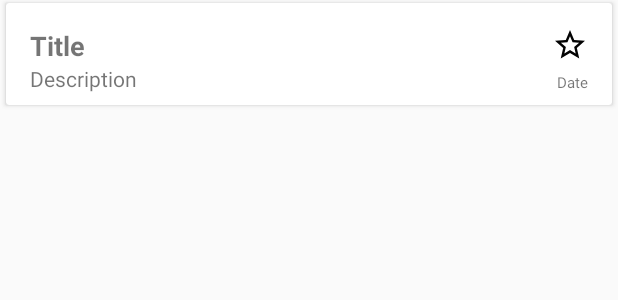
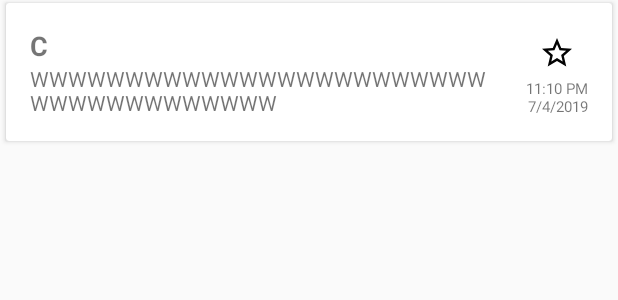
Before and after one commit to Mateaus/Note-Taking-App, an Android app: the layout note_item.xml on its own in the app's theme, with its tools: preview values and no code run, on a phone screen of 412 x 824 dp. Shown: the top 300 px of the screen. Run offline under Robolectric (Android 15) with nearby library versions, the phone set to English and light mode, and no system bars.

Commit message:
Drawer Layout Menu counter now reflects the number of notes for each menu. Fixed textview overlapping over the date and star on note item.

```diff
--- a/app/src/main/java/com/example/mat/note_keeper/notes/addnote/AddNoteViewModel.java
+++ b/app/src/main/java/com/example/mat/note_keeper/notes/addnote/AddNoteViewModel.java
@@ -26,7 +26,7 @@ public class AddNoteViewModel extends NoteViewModel {
         this.message = new MutableLiveData<>();
     }
 
-    public void addNote(Note note) {
+    public void addNote(Note note, DrawerLayoutMenuItem drawerLayoutMenuItem) {
         String title = note.getNoteTitle();
         String description = note.getNoteDescription();
 
--- a/app/src/main/res/layout/note_item.xml
+++ b/app/src/main/res/layout/note_item.xml
@@ -20,16 +20,19 @@
 
         <TextView
             android:id="@+id/titleTV"
-            android:layout_width="wrap_content"
+            android:layout_width="0dp"
             android:layout_height="wrap_content"
             android:layout_marginStart="8dp"
             android:layout_marginTop="8dp"
-            android:layout_marginEnd="8dp"
-            android:text="Title"
+            android:layout_marginEnd="32dp"
+            android:ellipsize="end"
+            android:maxLength="32"
+            android:maxLines="1"
+            android:text="C"
             android:textSize="18sp"
             android:textStyle="bold"
             app:layout_constraintBottom_toBottomOf="parent"
-            app:layout_constraintEnd_toEndOf="parent"
+            app:layout_constraintEnd_toStartOf="@+id/favoriteIB"
             app:layout_constraintHorizontal_bias="0.0"
             app:layout_constraintStart_toStartOf="parent"
             app:layout_constraintTop_toTopOf="parent"
@@ -38,13 +41,14 @@
 
         <TextView
             android:id="@+id/descriptionTV"
-            android:layout_width="wrap_content"
+            android:layout_width="0dp"
             android:layout_height="wrap_content"
             android:layout_marginStart="8dp"
-            android:layout_marginEnd="8dp"
+            android:layout_marginEnd="24dp"
+            android:layout_marginBottom="8dp"
             android:ellipsize="end"
-            android:maxLines="3"
-            android:text="Description"
+            android:maxLines="2"
+            android:text="WWWWWWWWWWWWWWWWWWWWWWWWWWWWWWWWWWWWW"
             android:textSize="14sp"
             app:layout_constraintBottom_toBottomOf="parent"
             app:layout_constraintEnd_toStartOf="@+id/dateTV"
@@ -57,32 +61,30 @@
             android:id="@+id/dateTV"
             android:layout_width="wrap_content"
             android:layout_height="wrap_content"
+            android:layout_marginTop="8dp"
             android:layout_marginEnd="8dp"
+            android:layout_marginBottom="8dp"
             android:gravity="bottom|right"
-            android:text="Date"
+            android:text="11:10 PM\n 7/4/2019"
             android:textSize="10sp"
             app:layout_constraintBottom_toBottomOf="parent"
             app:layout_constraintEnd_toEndOf="parent"
             app:layout_constraintHorizontal_bias="1.0"
-            app:layout_constraintStart_toEndOf="@+id/titleTV"
-            app:layout_constraintTop_toBottomOf="@+id/favoriteIB"
+            app:layout_constraintStart_toStartOf="parent"
+            app:layout_constraintTop_toTopOf="parent"
             app:layout_constraintVertical_bias="1.0" />
 
         <ImageButton
             android:id="@+id/favoriteIB"
             android:layout_width="wrap_content"
             android:layout_height="wrap_content"
-            android:layout_marginStart="8dp"
             android:layout_marginTop="8dp"
-            android:layout_marginEnd="8dp"
-            android:layout_marginBottom="8dp"
             android:background="@android:color/transparent"
-            app:layout_constraintBottom_toBottomOf="parent"
-            app:layout_constraintEnd_toEndOf="parent"
-            app:layout_constraintHorizontal_bias="1.0"
-            app:layout_constraintStart_toEndOf="@+id/titleTV"
+            app:layout_constraintBottom_toTopOf="@+id/dateTV"
+            app:layout_constraintEnd_toEndOf="@+id/dateTV"
+            app:layout_constraintHorizontal_bias="0.55"
+            app:layout_constraintStart_toStartOf="@+id/dateTV"
             app:layout_constraintTop_toTopOf="parent"
-            app:layout_constraintVertical_bias="0.0"
             app:srcCompat="@drawable/ic_star_border_black_24dp" />
 
 
```
Also changed, not shown: app/src/main/java/com/example/mat/note_keeper/database/NoteDao.java (+19 -0 lines), app/src/main/java/com/example/mat/note_keeper/mainactivity/MainRepository.java (+66 -0 lines), app/src/main/java/com/example/mat/note_keeper/mainactivity/MainViewModel.java (+38 -0 lines), app/src/main/java/com/example/mat/note_keeper/mainactivity/adapter/ItemAdapter.java (+14 -0 lines), app/src/main/java/com/example/mat/note_keeper/mainactivity/model/MergedMenu.java (added, +39 -0 lines), app/src/main/java/com/example/mat/note_keeper/mainactivity/ui/MainActivity.java (+42 -6 lines), app/src/main/java/com/example/mat/note_keeper/notes/addnote/AddNoteFragment.java (+8 -3 lines), app/src/main/java/com/example/mat/note_keeper/notes/note/ui/NoteListFragment.java (+11 -3 lines).
